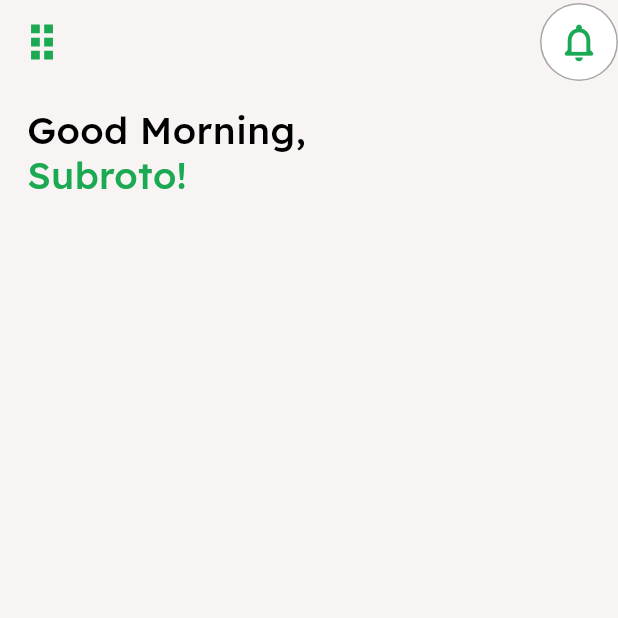
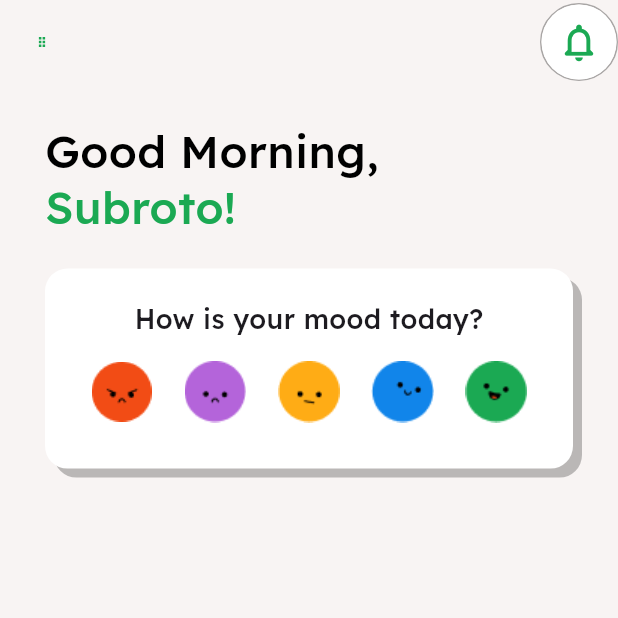
Before and after one commit to Antara-Paul04/MindSpace-Mobile, a Flutter app: the screen it shows after launch, on a phone screen of 412 x 824 dp, the top half of it. Run offline on Flutter 3.47's test engine with Material 3 defaults, Android fonts, the phone set to English and light mode, and no system bars; our stand-ins replace cloud_firestore, firebase_auth, firebase_core, google_fonts, icons_plus; accounts and stored records are empty.

Commit message:
feat: Added mood tracker widget

```diff
--- a/lib/screens/home.dart
+++ b/lib/screens/home.dart
@@ -3,6 +3,7 @@ import 'package:google_fonts/google_fonts.dart';
 import 'package:icons_plus/icons_plus.dart';
 import 'package:ms/utils/colors.dart';
 import 'package:ms/widgets/main_drawer.dart';
+import 'package:ms/widgets/mood_tracker.dart';
 
 class HomeScreen extends StatelessWidget {
   const HomeScreen({super.key, required this.userName});
@@ -15,7 +16,9 @@ class HomeScreen extends StatelessWidget {
       backgroundColor: bgColour,
       appBar: AppBar(
         leading: Builder(builder: (context) {
-          return IconButton(
+          return Padding(
+            padding: const EdgeInsets.all(15.0),
+            child: IconButton(
                 onPressed: () {
                   Scaffold.of(context).openDrawer();
                 },
@@ -23,13 +26,16 @@ class HomeScreen extends StatelessWidget {
                   BoxIcons.bx_grid_vertical,
                   color: primaryColour,
                   size: 35,
-              ));
+                )),
+          );
         }),
         actions: [
           const Spacer(),
-          CircleAvatar(
-            radius: 26,
-            backgroundColor: strokeColour,
+          Container(
+              decoration: BoxDecoration(
+                shape: BoxShape.circle,
+                border: Border.all(color: strokeColour, width: 1)
+              ),
               child: CircleAvatar(
                 backgroundColor: Colors.white,
                 radius: 25,
@@ -47,7 +53,7 @@ class HomeScreen extends StatelessWidget {
       ),
       body: SingleChildScrollView(
         child: Padding(
-          padding: const EdgeInsets.all(18),
+          padding: const EdgeInsets.all(30),
           child: Column(
             mainAxisAlignment: MainAxisAlignment.center,
             children: [
@@ -55,7 +61,7 @@ class HomeScreen extends StatelessWidget {
                   alignment: Alignment.topLeft,
                   child: Text('Good Morning,',
                       style: GoogleFonts.lexend(
-                          fontSize: 25,
+                          fontSize: 30,
                           fontWeight: FontWeight.w500,
                           color: Colors.black,
                           height: 1))),
@@ -63,9 +69,11 @@ class HomeScreen extends StatelessWidget {
                   alignment: Alignment.topLeft,
                   child: Text('$userName!',
                       style: GoogleFonts.lexend(
-                          fontSize: 25,
+                          fontSize: 30,
                           fontWeight: FontWeight.w500,
                           color: primaryColour))),
+              SizedBox(height: 20),
+              MoodTracker(),
             ],
           ),
         ),
--- /dev/null
+++ b/lib/widgets/mood_tracker.dart
@@ -0,0 +1,68 @@
+import 'package:flutter/material.dart';
+import 'package:google_fonts/google_fonts.dart';
+
+class MoodTracker extends StatefulWidget {
+  @override
+  _MoodTracker createState() => _MoodTracker();
+}
+
+class _MoodTracker extends State<MoodTracker> {
+  @override
+  Widget build(BuildContext context) {
+    return Container(
+                decoration: BoxDecoration(
+                  color: Colors.white,
+                  borderRadius: BorderRadius.all(Radius.circular(15)),
+                  boxShadow: [
+                    BoxShadow(
+                      color: Colors.black.withOpacity(0.25),
+                      offset: Offset(6, 6),
+                    )
+                  ]
+                ),
+                width: double.infinity,
+                padding: EdgeInsets.all(20),
+                child:
+                Column(
+                  children: [
+                    Text('How is your mood today?', style:GoogleFonts.lexend(fontSize: 18, fontWeight: FontWeight.w500,)),
+                    SizedBox(height: 5,),
+                    Row(
+                      children: [
+                        Expanded(
+                          child: GestureDetector(
+                            onTap: () {},
+                            child: Image.asset('assets/Angry.png'),
+                          ),
+                        ),
+                        Expanded(
+                          child: GestureDetector(
+                            onTap: () {},
+                            child: Image.asset('assets/Sad.png'),
+                          ),
+                        ),
+                        Expanded(
+                          child: GestureDetector(
+                            onTap: () {},
+                            child: Image.asset('assets/Neutral.png'),
+                          ),
+                        ),
+                        Expanded(
+                          child: GestureDetector(
+                            onTap: () {},
+                            child: Image.asset('assets/Happy.png'),
+                          ),
+                        ),
+                        Expanded(
+                          child: GestureDetector(
+                            onTap: () {},
+                            child: Image.asset('assets/Estatic.png'),
+                          ),
+                        ),
+                      ],
+                    )
+                  ],
+                ),
+              );
+  }
+}
```
Also changed, not shown: assets/Angry.png (added), assets/Estatic.png (added), assets/Happy.png (added), assets/Neutral.png (added), assets/Sad.png (added). Lines whose indentation alone changed are shown as unchanged.
